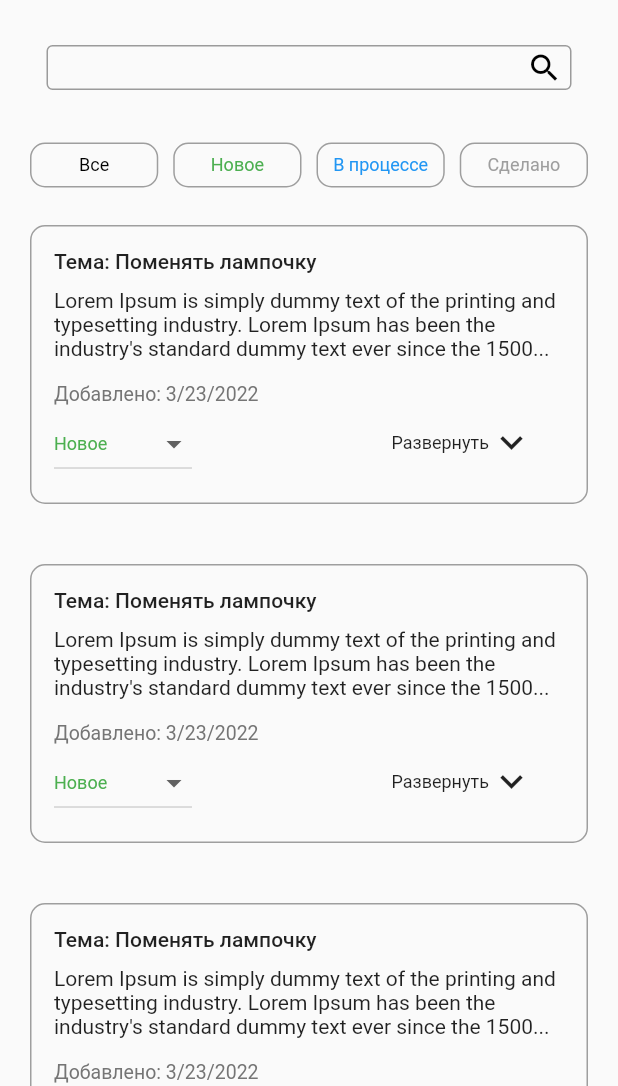
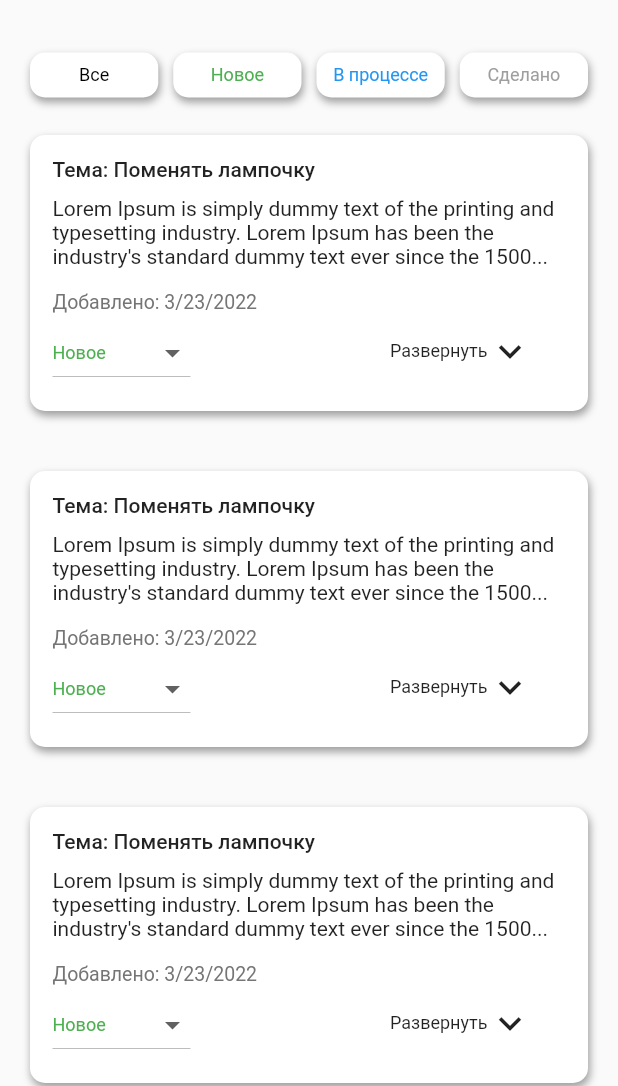
Before and after one commit to cerealexperiments/university_app_ui, a Flutter app: the screen it shows after launch, after a tap on "Уборка", on a phone screen of 412 x 824 dp, the part 150-1236 px from its top. Run offline on Flutter 3.47's test engine with Material 2 defaults, Android fonts, the phone set to English and light mode, and no system bars; Roboto replaces fonts that are missing (fonts/Lato-Regular.ttf).

Commit message:
add styling

```diff
--- a/lib/app_widgets/section_card.dart
+++ b/lib/app_widgets/section_card.dart
@@ -26,11 +26,25 @@ class _SectionCardState extends State<SectionCard> {
         width: 380,
         height: 80,
         padding: EdgeInsets.all(10),
-        decoration: BoxDecoration(
-          border: Border.all(
-            color: Colors.white,
-          ),
-          borderRadius: const BorderRadius.all(
+        decoration: const BoxDecoration(
+          boxShadow: [
+            BoxShadow(
+              color: Colors.grey,
+              offset: Offset(
+                1.0,
+                3.0,
+              ),
+              blurRadius: 4.0,
+              spreadRadius: 0.2,
+            ), //BoxShadow
+            BoxShadow(
+              color: Colors.white,
+              offset: Offset(0.0, 0.0),
+              blurRadius: 0.0,
+              spreadRadius: 0.0,
+            ), //BoxShadow
+          ],
+          borderRadius: BorderRadius.all(
             Radius.circular(10),
           ),
         ),
--- a/lib/app_widgets/sort_by_card.dart
+++ b/lib/app_widgets/sort_by_card.dart
@@ -22,11 +22,25 @@ class SortByCard extends StatelessWidget {
           ),
         ),
       ),
-      decoration: BoxDecoration(
-        border: Border.all(
-          color: Colors.grey,
-        ),
-        borderRadius: const BorderRadius.all(
+      decoration: const BoxDecoration(
+        boxShadow: [
+          BoxShadow(
+            color: Colors.grey,
+            offset: Offset(
+              1.0,
+              3.0,
+            ),
+            blurRadius: 4.0,
+            spreadRadius: 0.2,
+          ), //BoxShadow
+          BoxShadow(
+            color: Colors.white,
+            offset: Offset(0.0, 0.0),
+            blurRadius: 0.0,
+            spreadRadius: 0.0,
+          ), //BoxShadow
+        ],
+        borderRadius: BorderRadius.all(
           Radius.circular(10),
         ),
       ),
--- a/lib/app_widgets/task_card.dart
+++ b/lib/app_widgets/task_card.dart
@@ -49,11 +49,25 @@ class _TaskCardState extends State<TaskCard> {
     return Container(
       margin: const EdgeInsets.symmetric(vertical: 20, horizontal: 20),
       padding: const EdgeInsets.all(15),
-      decoration: BoxDecoration(
-        border: Border.all(
-          color: Colors.grey,
-        ),
-        borderRadius: const BorderRadius.all(
+      decoration: const BoxDecoration(
+        boxShadow: [
+          BoxShadow(
+            color: Colors.grey,
+            offset: Offset(
+              1.0,
+              3.0,
+            ),
+            blurRadius: 4.0,
+            spreadRadius: 0.2,
+          ), //BoxShadow
+          BoxShadow(
+            color: Colors.white,
+            offset: Offset(0.0, 0.0),
+            blurRadius: 0.0,
+            spreadRadius: 0.0,
+          ), //BoxShadow
+        ],
+        borderRadius: BorderRadius.all(
           Radius.circular(10),
         ),
       ),
--- a/lib/pages/cleaning_tasks_page.dart
+++ b/lib/pages/cleaning_tasks_page.dart
@@ -108,23 +108,6 @@ class _CleaningPageState extends State<CleaningPage> {
               ],
             ),
             Container(
-                width: 350,
-                height: 30,
-                margin: const EdgeInsets.fromLTRB(22, 0, 22, 30),
-                child: const TextField(
-                  obscureText: true,
-                  decoration: InputDecoration(
-                    prefixIcon: Padding(
-                      padding: EdgeInsets.only(left: 320),
-                      child: Icon(
-                        Icons.search,
-                        color: Colors.black,
-                      ),
-                    ),
-                    border: OutlineInputBorder(),
-                  ),
-                )), // SearchBar
-            Container(
               margin: const EdgeInsets.symmetric(horizontal: 15),
               height: 40,
               child: Row(
```
Also changed, not shown: lib/pages/electricity_tasks_page.dart (+0 -17 lines), lib/pages/garden_tasks_page.dart (+0 -17 lines), lib/pages/kitchen_tasks_page.dart (+0 -17 lines), lib/pages/new_post_page.dart (+34 -8 lines), lib/pages/repair_tasks_page.dart (+0 -17 lines).
